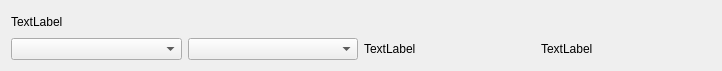
This is windows/task_widget.ui in Roma-explorer/RuleProject as Qt 5 draws it before an edit. The edited form follows.
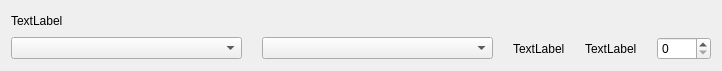
This is the edited form.

Diff of the .ui file:
```diff
--- a/windows/task_widget.ui
+++ b/windows/task_widget.ui
@@ -14,18 +14,18 @@
    <string>Form</string>
   </property>
   <layout class="QGridLayout" name="gridLayout">
-   <item row="0" column="0" colspan="3">
-    <widget class="QLabel" name="task_name">
-     <property name="text">
-      <string>TextLabel</string>
-     </property>
-    </widget>
-   </item>
+   <property name="horizontalSpacing">
+    <number>20</number>
+   </property>
    <item row="1" column="1">
-    <widget class="QComboBox" name="status_box"/>
-   </item>
-   <item row="1" column="0">
-    <widget class="QComboBox" name="priority_box"/>
+    <widget class="QComboBox" name="status_box">
+     <property name="sizePolicy">
+      <sizepolicy hsizetype="Expanding" vsizetype="Fixed">
+       <horstretch>0</horstretch>
+       <verstretch>0</verstretch>
+      </sizepolicy>
+     </property>
+    </widget>
    </item>
    <item row="1" column="3">
     <widget class="QLabel" name="time">
@@ -34,6 +34,23 @@
      </property>
     </widget>
    </item>
+   <item row="0" column="0" colspan="3">
+    <widget class="QLabel" name="task_name">
+     <property name="text">
+      <string>TextLabel</string>
+     </property>
+    </widget>
+   </item>
+   <item row="1" column="0">
+    <widget class="QComboBox" name="priority_box">
+     <property name="sizePolicy">
+      <sizepolicy hsizetype="Expanding" vsizetype="Fixed">
+       <horstretch>0</horstretch>
+       <verstretch>0</verstretch>
+      </sizepolicy>
+     </property>
+    </widget>
+   </item>
    <item row="1" column="2">
     <widget class="QLabel" name="executor">
      <property name="text">
@@ -41,6 +58,43 @@
      </property>
     </widget>
    </item>
+   <item row="1" column="4">
+    <widget class="QSpinBox" name="dedicatedhours_box">
+     <property name="sizePolicy">
+      <sizepolicy hsizetype="Minimum" vsizetype="Fixed">
+       <horstretch>0</horstretch>
+       <verstretch>0</verstretch>
+      </sizepolicy>
+     </property>
+     <property name="minimumSize">
+      <size>
+       <width>40</width>
+       <height>0</height>
+      </size>
+     </property>
+     <property name="wrapping">
+      <bool>false</bool>
+     </property>
+     <property name="buttonSymbols">
+      <enum>QAbstractSpinBox::UpDownArrows</enum>
+     </property>
+     <property name="accelerated">
+      <bool>false</bool>
+     </property>
+     <property name="showGroupSeparator" stdset="0">
+      <bool>false</bool>
+     </property>
+     <property name="minimum">
+      <number>0</number>
+     </property>
+     <property name="maximum">
+      <number>1000</number>
+     </property>
+     <property name="value">
+      <number>0</number>
+     </property>
+    </widget>
+   </item>
   </layout>
  </widget>
  <resources/>
```
